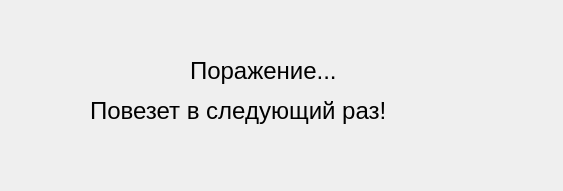
DelZeiT/How_to_become_a_millionaire, file ui_ui_files/defeat_window_ui.ui: the form before one commit.
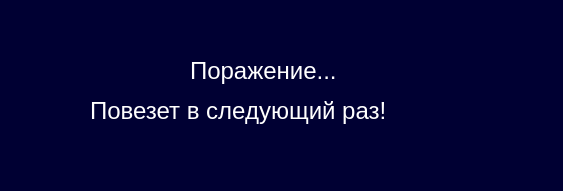
The form after the commit.

What changed in the file:
```diff
--- a/ui_ui_files/defeat_window_ui.ui
+++ b/ui_ui_files/defeat_window_ui.ui
@@ -25,6 +25,9 @@
   <property name="windowTitle">
    <string>Поражение</string>
   </property>
+  <property name="styleSheet">
+   <string notr="true">background-color: #000033;</string>
+  </property>
   <widget class="QLabel" name="label">
    <property name="geometry">
     <rect>
@@ -39,6 +42,9 @@
      <pointsize>18</pointsize>
     </font>
    </property>
+   <property name="styleSheet">
+    <string notr="true">color: white</string>
+   </property>
    <property name="text">
     <string>Поражение...</string>
    </property>
@@ -57,6 +63,9 @@
      <pointsize>18</pointsize>
     </font>
    </property>
+   <property name="styleSheet">
+    <string notr="true">color: white</string>
+   </property>
    <property name="text">
     <string>Повезет в следующий раз!</string>
    </property>
```
